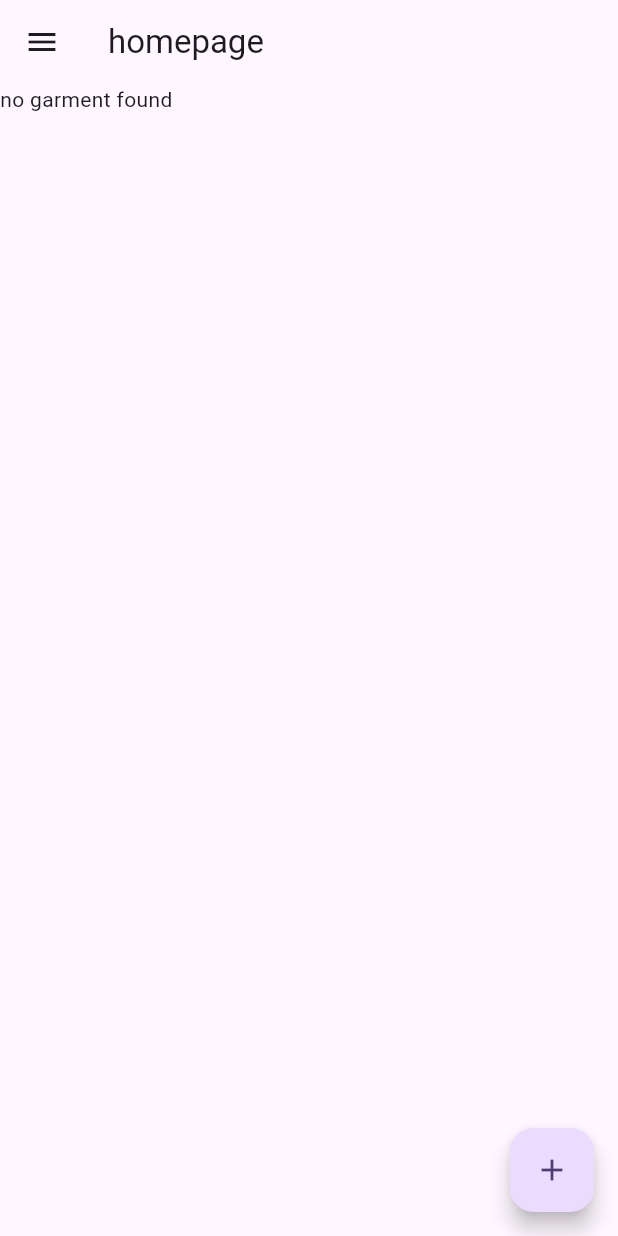
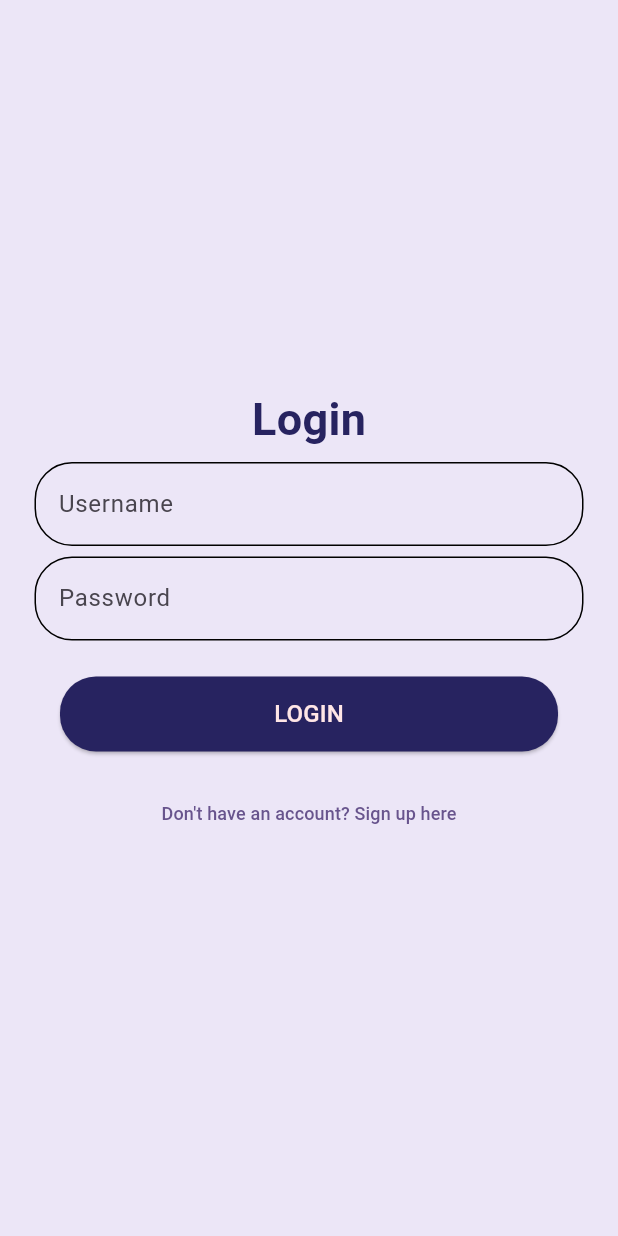
Before and after one commit to yunghuey/wardrobe_mobile, a Flutter app: the screen it shows after launch, on a phone screen of 412 x 824 dp. Run offline on Flutter 3.47's test engine with Material 3 defaults, Android fonts, the phone set to English and light mode, and no system bars; our stand-ins replace equatable, flutter_bloc, hexcolor, image_picker, shared_preferences; missing offline and left inert: flutter_hsvcolor_picker.

Commit message:
can login

```diff
--- /dev/null
+++ b/lib/bloc/user/Authentication/Login/login_bloc.dart
@@ -0,0 +1,28 @@
+import 'package:flutter_bloc/flutter_bloc.dart';
+import 'package:wardrobe_mobile/bloc/user/Authentication/Login/login_event.dart';
+import 'package:wardrobe_mobile/bloc/user/Authentication/Login/login_state.dart';
+import 'package:wardrobe_mobile/repository/user_repo.dart';
+
+class LoginBloc extends Bloc<LoginEvent, LoginState>{
+  UserRepository repo;
+  LoginBloc(LoginState initialState, this.repo):super(initialState){
+    on<LoginButtonPressed>((event, emit) async {
+      emit(LoginLoading());
+      int result = await repo.loginUser(event.user);
+      if(result == 1){
+        emit(LoginSuccessState());
+      }
+      else if (result == 2){
+        emit(UsernameErrorState(message: "Username is incorrect"));
+      }
+      else if (result == 3){
+        emit(PasswordErrorState(message: "Password incorrect"));
+      }
+      else {
+        emit(LoginErrorState(message: "Login fail"));
+      }
+    });
+  }
+
+
+}
--- /dev/null
+++ b/lib/bloc/user/Authentication/Login/login_event.dart
@@ -0,0 +1,12 @@
+import 'package:equatable/equatable.dart';
+import 'package:wardrobe_mobile/model/user.dart';
+
+class LoginEvent extends Equatable{
+  @override
+  List<Object> get props => [];
+}
+
+class LoginButtonPressed extends LoginEvent{
+  UserModel user;
+  LoginButtonPressed({required this.user});
+}
--- /dev/null
+++ b/lib/bloc/user/Authentication/Login/login_state.dart
@@ -0,0 +1,27 @@
+import 'package:equatable/equatable.dart';
+
+class LoginState extends Equatable{
+  @override
+  List<Object> get props => [];
+}
+
+class LoginInitState extends LoginState{}
+
+class LoginLoading extends LoginState {}
+
+class LoginSuccessState extends LoginState {}
+
+class UsernameErrorState extends LoginState {
+  final String message;
+  UsernameErrorState({required this.message});
+}
+
+class PasswordErrorState extends LoginState {
+  final String message;
+  PasswordErrorState({required this.message});
+}
+
+class LoginErrorState extends LoginState {
+  final String message;
+  LoginErrorState({required this.message});
+}
--- a/lib/main.dart
+++ b/lib/main.dart
@@ -10,8 +10,12 @@ import 'package:wardrobe_mobile/bloc/garment/ReadGarment/readgarment_bloc.dart';
 import 'package:wardrobe_mobile/bloc/garment/ReadGarment/readgarment_state.dart';
 import 'package:wardrobe_mobile/bloc/garment/UpdateGarment/updategarment_bloc.dart';
 import 'package:wardrobe_mobile/bloc/garment/UpdateGarment/updategarment_state.dart';
-import 'package:wardrobe_mobile/pages/homeView.dart';
+import 'package:wardrobe_mobile/bloc/user/Authentication/Login/login_bloc.dart';
+import 'package:wardrobe_mobile/bloc/user/Authentication/Login/login_state.dart';
+import 'package:wardrobe_mobile/pages/auth/splashScreen.dart';
+import 'package:wardrobe_mobile/pages/garment/homeView.dart';
 import 'package:wardrobe_mobile/repository/garment_repo.dart';
+import 'package:wardrobe_mobile/repository/user_repo.dart';
 
 void main() {
   runApp(const MyApp());
@@ -30,7 +34,7 @@ class MyApp extends StatelessWidget {
         BlocProvider<ReadOneGarmentBloc>(create: (context) => ReadOneGarmentBloc(ReadOneGarmentInitState(), GarmentRepository())),
         BlocProvider<DeleteGarmentBloc>(create: (context) => DeleteGarmentBloc(DeleteGarmentInitState(), GarmentRepository())),
         BlocProvider<UpdateGarmentBloc>(create: (context) => UpdateGarmentBloc(UpdateGarmentInitState(), GarmentRepository())),
-
+        BlocProvider<LoginBloc>(create: (context) => LoginBloc(LoginInitState(), UserRepository())),
       ],
       child: MaterialApp(
         title: 'Yourdrobe',
@@ -55,6 +59,6 @@ class IntroPage extends StatefulWidget {
 class _IntroPageState extends State<IntroPage> {
   @override
   Widget build(BuildContext context) {
-    return HomePage();
+    return SplashScreen();
   }
 }
--- /dev/null
+++ b/lib/model/user.dart
@@ -0,0 +1,24 @@
+import 'dart:io';
+
+class UserModel{
+  String username;
+  String? firstname;
+  String? lastname;
+  String? email;
+  String? password;
+
+  UserModel({
+    required this.username,
+    this.firstname,
+    this.lastname,
+    this.email,
+    this.password
+  });
+
+  factory UserModel.fromJsonOneUser(Map<String, dynamic> json){
+    return UserModel(
+      username: json['username'],
+
+    );
+  }
+}
--- /dev/null
+++ b/lib/pages/auth/loginView.dart
@@ -0,0 +1,185 @@
+import 'package:flutter/material.dart';
+import 'package:flutter_bloc/flutter_bloc.dart';
+import 'package:hexcolor/hexcolor.dart';
+import 'package:shared_preferences/shared_preferences.dart';
+import 'package:wardrobe_mobile/bloc/user/Authentication/Login/login_bloc.dart';
+import 'package:wardrobe_mobile/bloc/user/Authentication/Login/login_event.dart';
+import 'package:wardrobe_mobile/bloc/user/Authentication/Login/login_state.dart';
+import 'package:wardrobe_mobile/model/user.dart';
+import 'package:wardrobe_mobile/pages/RoutePage.dart';
+import 'package:wardrobe_mobile/pages/auth/registerView.dart';
+import 'package:wardrobe_mobile/pages/garment/homeView.dart';
+
+class LoginView extends StatefulWidget {
+  const LoginView({super.key});
+
+  @override
+  State<LoginView> createState() => _LoginViewState();
+}
+
+class _LoginViewState extends State<LoginView> {
+  final _formKey = GlobalKey<FormState>();
+
+  TextEditingController usernameController =  TextEditingController();
+  TextEditingController passwordController = TextEditingController();
+
+  late LoginBloc bloc;
+
+  @override
+  void initState() {
+    // TODO: implement initState
+    bloc = BlocProvider.of<LoginBloc>(context);
+
+  }
+
+  void resetField(){
+    usernameController.text = "";
+    passwordController.text = "";
+  }
+
+  @override
+  Widget build(BuildContext context) {
+    return Scaffold(
+      backgroundColor: HexColor("#ece6f7"),
+      body: BlocListener<LoginBloc, LoginState>(
+        listener: (context, state){
+          if (state is LoginSuccessState){
+            Navigator.pushAndRemoveUntil(context, MaterialPageRoute(builder: (context) => HomePage()), (route) => false);
+          }
+          else if (state is UsernameErrorState){
+            SnackBar snackbar = SnackBar(content: Text(state.message));
+            ScaffoldMessenger.of(context).showSnackBar(snackbar);
+            resetField();
+          } else if (state is PasswordErrorState){
+            SnackBar snackbar = SnackBar(content: Text(state.message));
+            ScaffoldMessenger.of(context).showSnackBar(snackbar);
+            resetField();
+          }
+          else if (state is LoginErrorState){
+            SnackBar snackbar = SnackBar(content: Text(state.message));
+            ScaffoldMessenger.of(context).showSnackBar(snackbar);
+            resetField();
+          }
+        },
+        child: Padding(
+          padding: const EdgeInsets.all(10.0),
+          child: Form(
+            key: _formKey,
+            child: Padding(
+              padding: const EdgeInsets.all(13.0),
+              child: Column(
+                mainAxisAlignment: MainAxisAlignment.center,
+                children: [
+                  _loginText(),
+                  const SizedBox(height: 7.0),
+                  _usernameField(),
+                  const SizedBox(height: 7.0),
+                  _passwordField(),
+                  const SizedBox(height: 7.0),
+                  _submitButton(),
+                  _signupLink(),
+                ]
+              ),
+            ),
+          ),
+        ),
+      )
+      );
+  }
+
+  Widget _loginText(){
+    return Text('Login',
+      style:
+        TextStyle(fontSize: 30, fontWeight: FontWeight.w600, color: HexColor("#272360")
+    ));
+  }
+
+  Widget _usernameField(){
+    return TextFormField(
+      controller: usernameController,
+      validator: (value){
+        if(value == null || value.isEmpty){
+          return "Please enter username";
+        }
+        if (value.trim().contains(' ')){
+          List<String> words = value.split(' ');
+          if (words.length > 1){
+            return "Username cannot contain whitespace";
+          }
+        }
+      },
+      decoration: InputDecoration(
+        hintText: 'Username',
+        focusColor: HexColor("#272360"),
+        focusedBorder: OutlineInputBorder(borderRadius: BorderRadius.circular(25)),
+        enabledBorder: OutlineInputBorder(borderRadius: BorderRadius.circular(25)),
+      ),
+    );
+  }
+
+  Widget _passwordField(){
+    return TextFormField(
+      controller: passwordController,
+      obscureText: true,
+      validator: (value){
+        if(value == null || value.isEmpty){
+          return "Please enter password";
+        }
+      },
+      decoration: InputDecoration(
+        hintText: 'Password',
+        focusColor: HexColor("#272360"),
+        focusedBorder: OutlineInputBorder(borderRadius: BorderRadius.circular(25)),
+        enabledBorder: OutlineInputBorder(borderRadius: BorderRadius.circular(25)),
+      ),
+    );
+  }
+
+  Widget _submitButton(){
+    return Padding(
+      padding: const EdgeInsets.all(17.0),
+      child: SizedBox(
+        width: 400.0,
+        height: 50.0,
+        child: ElevatedButton(
+          onPressed:() async {
+            if (_formKey.currentState!.validate()){
+              // add bloc event
+              UserModel user = UserModel(
+                username: usernameController.text.trim(),
+                password: passwordController.text.trim(),
+              );
+              bloc.add(LoginButtonPressed(user: user));
+              // rmb shared preference
+              var pref = await SharedPreferences.getInstance();
+              pref.setBool('isLogged', true);
+              Navigator.pushAndRemoveUntil(
+                context,
+                MaterialPageRoute(builder: (context) => const RoutePage()),
+                (Route<dynamic> route) => false
+              );
+            }
+          },
+          style: ButtonStyle(
+              shape: MaterialStateProperty.all<RoundedRectangleBorder>(
+                RoundedRectangleBorder( borderRadius: BorderRadius.circular(24.0),)
+              ),
+              backgroundColor: MaterialStateProperty.all<HexColor>(HexColor("#272360")),
+
+            ),
+          child: Text('LOGIN', style: TextStyle(fontSize: 16, color: HexColor("#FFE6E6")),)),
+      ),
+    );
+  }
+
+  Widget _signupLink(){
+    return Container(
+        child: TextButton(
+          onPressed: (){
+            Navigator.push(context,MaterialPageRoute(builder: (context) => RegisterView(),));
+          },
+          child: Text('Don\'t have an account? Sign up here', style: TextStyle(fontSize: 12)),
+        )
+    );
+  }
+}
--- a/lib/pages/garment/createGarmentView.dart
+++ b/lib/pages/garment/createGarmentView.dart
@@ -8,7 +8,7 @@ import 'package:wardrobe_mobile/bloc/garment/CreateGarment/creategarment_bloc.da
 import 'package:wardrobe_mobile/bloc/garment/CreateGarment/creategarment_event.dart';
 import 'package:wardrobe_mobile/bloc/garment/CreateGarment/creategarment_state.dart';
 import 'package:wardrobe_mobile/model/garment.dart';
-import 'package:wardrobe_mobile/pages/homeView.dart';
+import 'package:wardrobe_mobile/pages/garment/homeView.dart';
 import 'package:wardrobe_mobile/pages/ValueConstant.dart';
 
 class CreateGarmentView extends StatefulWidget {
--- a/lib/pages/garment/editGarmentView.dart
+++ b/lib/pages/garment/editGarmentView.dart
@@ -4,7 +4,7 @@ import 'package:wardrobe_mobile/bloc/garment/UpdateGarment/updategarment_bloc.da
 import 'package:wardrobe_mobile/bloc/garment/UpdateGarment/updategarment_event.dart';
 import 'package:wardrobe_mobile/bloc/garment/UpdateGarment/updategarment_state.dart';
 import 'package:wardrobe_mobile/model/garment.dart';
-import 'package:wardrobe_mobile/pages/homeView.dart';
+import 'package:wardrobe_mobile/pages/garment/homeView.dart';
 import 'package:wardrobe_mobile/pages/valueConstant.dart';
 
 class EditGarmentView extends StatefulWidget {
--- a/lib/pages/homeView.dart
+++ b/lib/pages/garment/homeView.dart
@@ -63,10 +63,7 @@ class _HomePageState extends State<HomePage> {
           ),
         ),
       ),
-
-
       floatingActionButton: _floatingButton(),
-      drawer: _drawerMenu(),
     );
   }
 
@@ -152,34 +149,5 @@ class _HomePageState extends State<HomePage> {
     );
   }
 
-  Widget _drawerMenu(){
-    return Drawer(
-      child: ListView(
-        padding: EdgeInsets.zero,
-        children: [
-          const DrawerHeader(child: Text('drawer header')),
-          ListTile(
-            title: const Text('Home Page'),
-            onTap: () => Navigator.pushAndRemoveUntil(
-              context,
-              MaterialPageRoute(
-                builder: (context) => const HomePage(),
-                fullscreenDialog: false,
-              ),
-              (route) => false,
-            ),
-          ),
-          ListTile(
-            title: const Text('item 2'),
-            onTap: (){},
-          ),
-          ListTile(
-            title: const Text('item 3'),
-            onTap: (){},
-          ),
-        ],
-      )
-    );
-  }
 
 }
--- a/lib/repository/APIConstant.dart
+++ b/lib/repository/APIConstant.dart
@@ -1,12 +1,22 @@
 class APIConstant{
-  // static const String ipaddress = "http://192.168.0.157:8000"; // klang home
-  // static const String ipaddress = "http://10.131.74.132:8000"; // utem
-  static const String ipaddress = "http://192.168.0.6:8000"; // melaka home
+  static const String ipaddress = "http://192.168.0.20:8000"; // melaka home
+  //  10.131.76.224
 
+  static var header = { "Content-Type": "application/json", };
+
+  // garment repo
   static String get addGarmentURL => "${APIConstant.ipaddress}/garment/add/";
   static String get processImageURL => "${APIConstant.ipaddress}/garment/submitImage";
   static String get getAllGarmentsURL => "${APIConstant.ipaddress}/garment/getAll/";
   static String get getOneGarmentURL => "${APIConstant.ipaddress}/garment/getGarment/";
   static String get deleteGarmentURL => "${APIConstant.ipaddress}/garment/delete/";
   static String get updateGarmentURL => "${APIConstant.ipaddress}/garment/update/";
+
+  // user repo
+  static String get loginURL => "${APIConstant.ipaddress}/account/login/";
+  static String get logoutURL => "${APIConstant.ipaddress}/account/login/";
+  static String get registerURL => "${APIConstant.ipaddress}/account/login/";
+  static String get refreshToken => "${APIConstant.ipaddress}/account/login/";
+  static String get getOneUser => "${APIConstant.ipaddress}/account/login/";
+  static String get updateUser => "${APIConstant.ipaddress}/account/login/";
 }
--- /dev/null
+++ b/lib/repository/user_repo.dart
@@ -0,0 +1,36 @@
+import 'dart:convert';
+import 'dart:io';
+import 'package:http/http.dart' as http;
+import 'package:shared_preferences/shared_preferences.dart';
+import 'package:wardrobe_mobile/model/user.dart';
+import 'package:wardrobe_mobile/repository/APIConstant.dart';
+
+class UserRepository{
+  Future<int> loginUser(UserModel user) async{
+    SharedPreferences pref = await SharedPreferences.getInstance();
+    var url = Uri.parse(APIConstant.loginURL);
+    var body = json.encode({
+      "username": user.username,
+      "password": user.password
+    });
+    var response = await http.post(url, headers: APIConstant.header, body: body);
+    if (response.statusCode == 200){
+        dynamic jsonValue = json.decode(response.body)['token'];
+        pref.setString('key', jsonValue);
+        return 1;
+    }
+    else if(response.statusCode == 404){
+      print("username error");
+      return 2;
+    }
+    else if(json.decode(response.body)['error'][0] == 'p'){
+      print("password error");
+      return 3;
+    }
+    return 0;
+  }
+
+  // Future<bool> registerUser(UserModel user) async {
+
+  // }
+}
--- a/pubspec.yaml
+++ b/pubspec.yaml
@@ -47,7 +47,7 @@ dependencies:
   flutter_bloc: ^8.1.5
   equatable: ^2.0.3
   flutter_hsvcolor_picker: ^1.5.0
-
+  syncfusion_flutter_charts: ^25.2.5
 
 
 dev_dependencies:
```
Also changed, not shown: lib/pages/RoutePage.dart (added, +53 -0 lines), lib/pages/auth/profileView.dart (added, +52 -0 lines), lib/pages/auth/registerView.dart (added, +194 -0 lines), lib/pages/auth/splashScreen.dart (added, +67 -0 lines), pubspec.lock, 1 other file.
